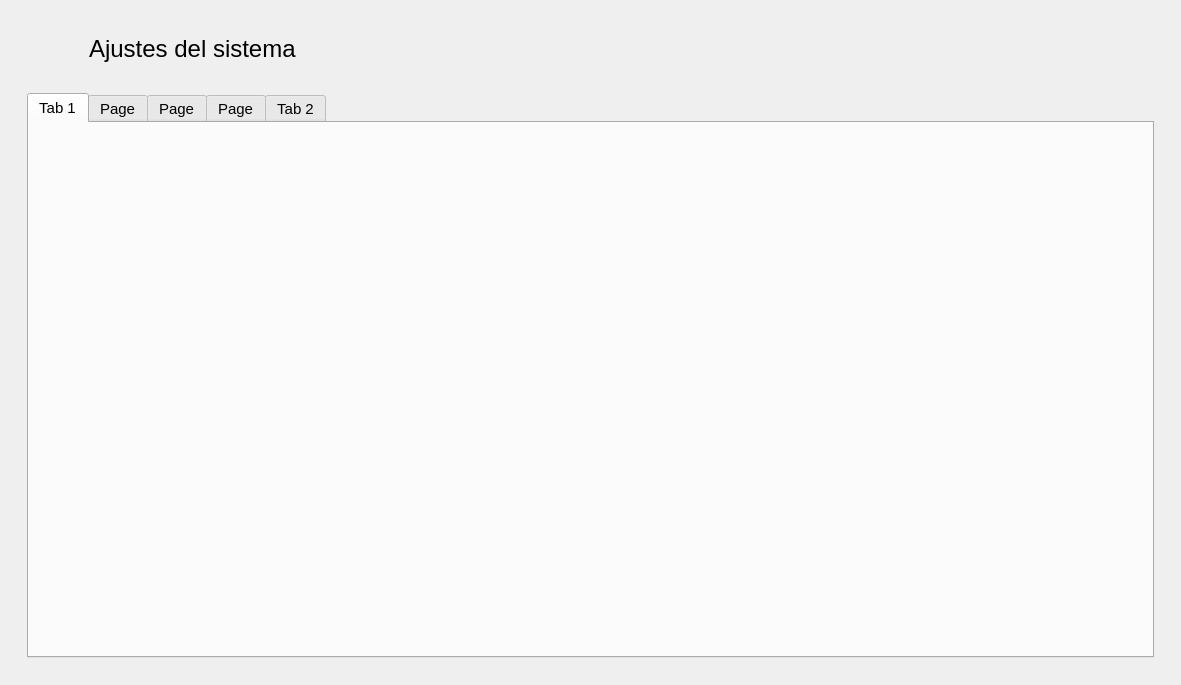
Old version of the form ui/Ui_Ajustes.ui in the repository ivanperez-7/printpos.
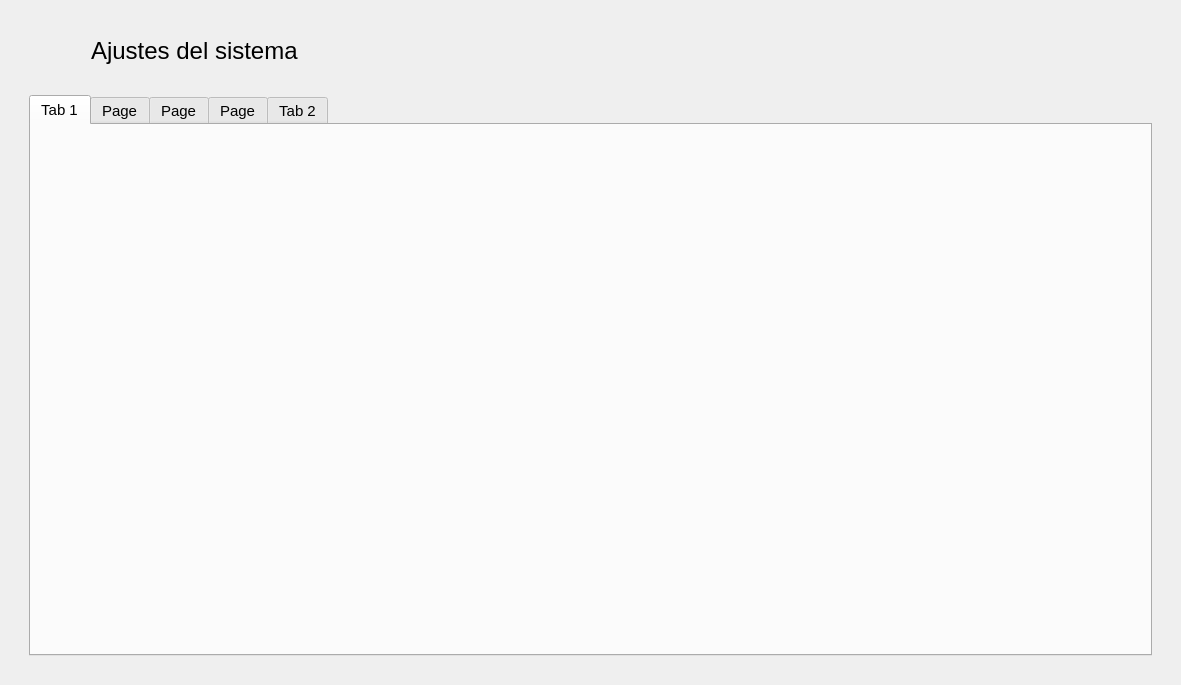
New version of the form. Icons and pictures are not drawn.

What changed in the file:
```diff
--- a/ui/Ui_Ajustes.ui
+++ b/ui/Ui_Ajustes.ui
@@ -1,7 +1,7 @@
 <?xml version="1.0" encoding="UTF-8"?>
 <ui version="4.0">
  <class>Ajustes</class>
- <widget class="QMainWindow" name="Ajustes">
+ <widget class="QWidget" name="Ajustes">
   <property name="geometry">
    <rect>
     <x>0</x>
@@ -13,9 +13,8 @@
   <property name="windowTitle">
    <string>MainWindow</string>
   </property>
-  <widget class="QWidget" name="centralwidget">
    <layout class="QVBoxLayout" name="verticalLayout">
-    <item alignment="Qt::AlignLeft|Qt::AlignTop">
+   <item alignment="Qt::AlignLeft">
      <widget class="QFrame" name="frame">
       <property name="styleSheet">
        <string notr="true">QFrame { border: none; }</string>
@@ -135,7 +134,6 @@
      </widget>
     </item>
    </layout>
-  </widget>
  </widget>
  <resources>
   <include location="../resources.qrc"/>
```
Left out of the diff: 2 changed lines with no effect on the pictures. Lines whose indentation alone changed are shown as unchanged.
